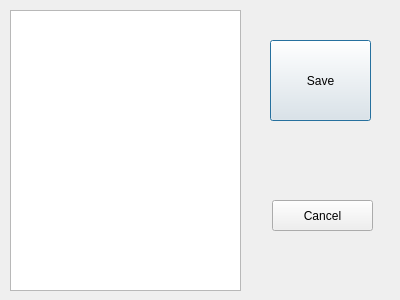
Above: Jos_Roijakkers/MapGrid/savedialog.ui from madmilla/THO78-Roborescue before the change. Below: the same form after it.
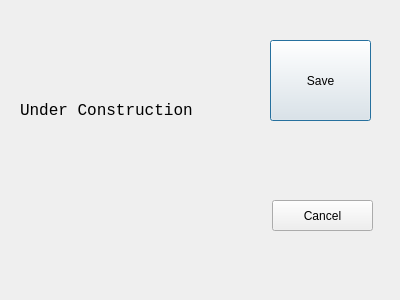
That is the form after the change.

What changed in the file:
```diff
--- a/Jos_Roijakkers/MapGrid/savedialog.ui
+++ b/Jos_Roijakkers/MapGrid/savedialog.ui
@@ -39,15 +39,24 @@
     <string>Cancel</string>
    </property>
   </widget>
-  <widget class="QListWidget" name="listWidget">
+  <widget class="QLabel" name="label">
    <property name="geometry">
     <rect>
-     <x>10</x>
-     <y>10</y>
-     <width>231</width>
-     <height>281</height>
+     <x>20</x>
+     <y>60</y>
+     <width>241</width>
+     <height>101</height>
     </rect>
    </property>
+   <property name="font">
+    <font>
+     <family>Courier New</family>
+     <pointsize>12</pointsize>
+    </font>
+   </property>
+   <property name="text">
+    <string>Under Construction</string>
+   </property>
   </widget>
  </widget>
  <resources/>
```
